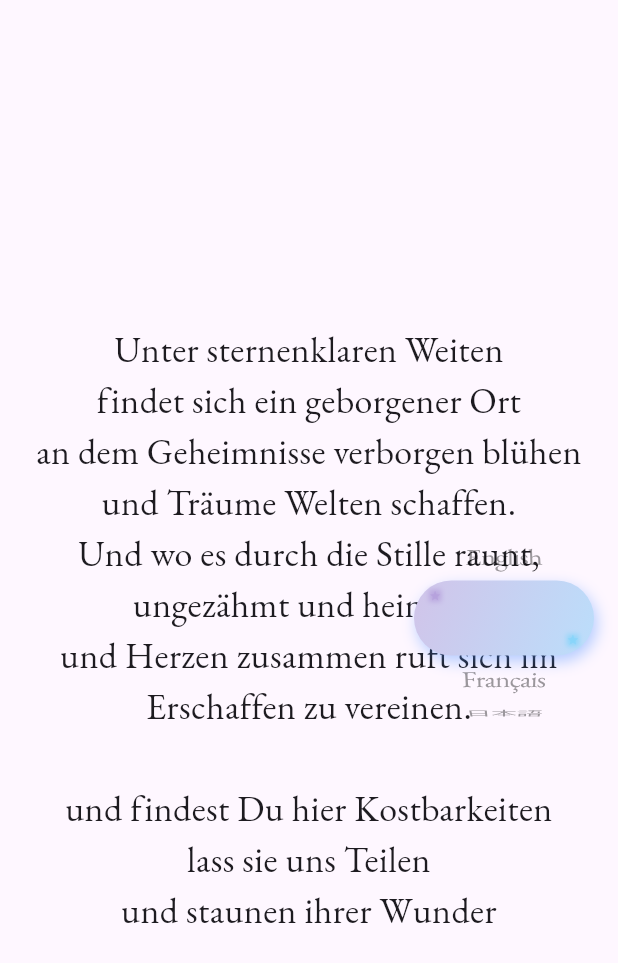
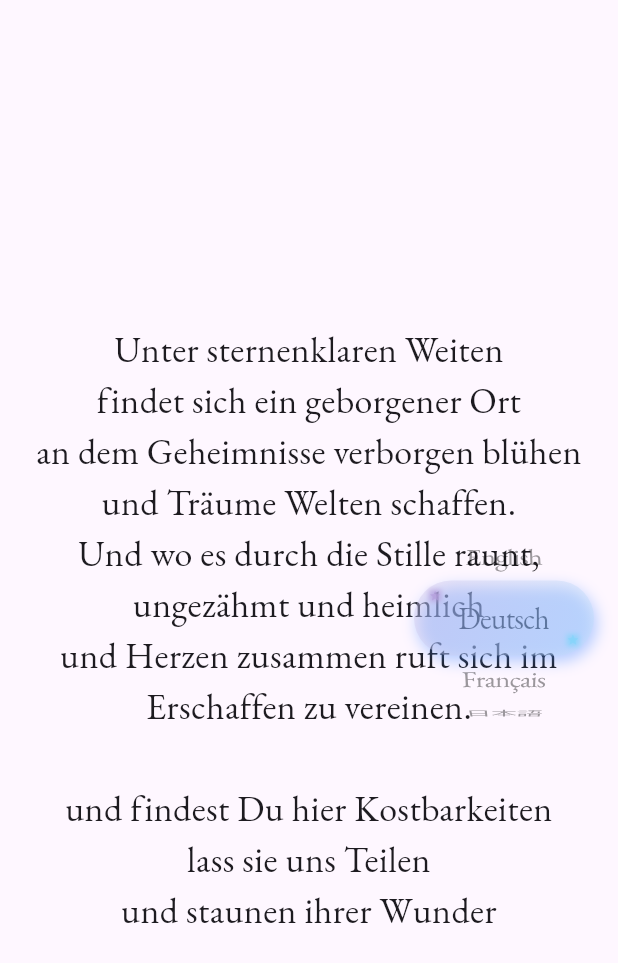
Before and after one commit to Tim2107/stellaria, a Flutter app: the screen it shows after launch, after a tap on "English", after a tap on "Deutsch", on a phone screen of 412 x 824 dp. Shown: the top 963 px of the screen. Run offline on Flutter 3.47's test engine with Material 3 defaults, Android fonts, the phone set to English and light mode, and no system bars; our stand-ins replace google_fonts.

Commit message:
fix: soften picker selection bubble

```diff
--- a/nexus/lib/widgets/language_selector.dart
+++ b/nexus/lib/widgets/language_selector.dart
@@ -33,7 +33,8 @@ class _LanguageSelectorState extends State<LanguageSelector> {
   @override
   void didUpdateWidget(covariant LanguageSelector oldWidget) {
     super.didUpdateWidget(oldWidget);
-    if (oldWidget.selectedIndex != widget.selectedIndex) {
+    if (oldWidget.selectedIndex != widget.selectedIndex &&
+        _controller.hasClients) {
       _controller.jumpToItem(widget.selectedIndex);
     }
   }
@@ -70,17 +71,13 @@ class _LanguageSelectorState extends State<LanguageSelector> {
   Widget _buildCollapsed(String lang) {
     return InkWell(
       onTap: () {
-        _controller.jumpToItem(widget.selectedIndex);
+        _controller.dispose();
+        _controller =
+            FixedExtentScrollController(initialItem: widget.selectedIndex);
         setState(() => _expanded = true);
       },
-      child: Row(
-        mainAxisSize: MainAxisSize.min,
-        children: [
-          Text(lang, style: _languageStyle(lang, true)),
-          const SizedBox(width: 8),
-          const Sparkle(color: Color(0xFF81D4FA)),
-        ],
-      ),
+      child:
+          Text(lang, style: _languageStyle(lang, false, const Color(0xFF5E35B1))),
     );
   }
 
@@ -99,7 +96,7 @@ class _LanguageSelectorState extends State<LanguageSelector> {
                 decoration: BoxDecoration(
                   borderRadius: BorderRadius.circular(40),
                   gradient: const LinearGradient(
-                  colors: [Color(0xFFD1C4E9), Color(0xFFBBDEFB)],
+                    colors: [Color(0x66D1C4E9), Color(0x66BBDEFB)],
                     begin: Alignment.topLeft,
                     end: Alignment.bottomRight,
                   ),
@@ -127,19 +124,10 @@ class _LanguageSelectorState extends State<LanguageSelector> {
         children: [
           for (var i = 0; i < widget.languages.length; i++)
             Center(
-              child: Row(
-                mainAxisSize: MainAxisSize.min,
-                children: [
-                  Text(
+              child: Text(
                 widget.languages[i],
                 style: _languageStyle(
                     widget.languages[i], i == widget.selectedIndex),
-                  ),
-                  if (i == widget.selectedIndex) ...[
-                    const SizedBox(width: 8),
-                    const Sparkle(),
-                  ]
-                ],
               ),
             )
         ],
@@ -147,7 +135,7 @@ class _LanguageSelectorState extends State<LanguageSelector> {
     );
   }
 
-  TextStyle _languageStyle(String language, bool selected) {
+  TextStyle _languageStyle(String language, bool selected, [Color? color]) {
     TextStyle base;
     switch (language) {
       case '日本語':
@@ -157,7 +145,7 @@ class _LanguageSelectorState extends State<LanguageSelector> {
         base = GoogleFonts.ebGaramond(fontSize: 20);
     }
     return base.copyWith(
-      color: selected ? const Color(0xFF5E35B1) : Colors.black87,
+      color: color ?? (selected ? Colors.black : Colors.black87),
     );
   }
 }
```
Lines whose indentation alone changed are shown as unchanged.
